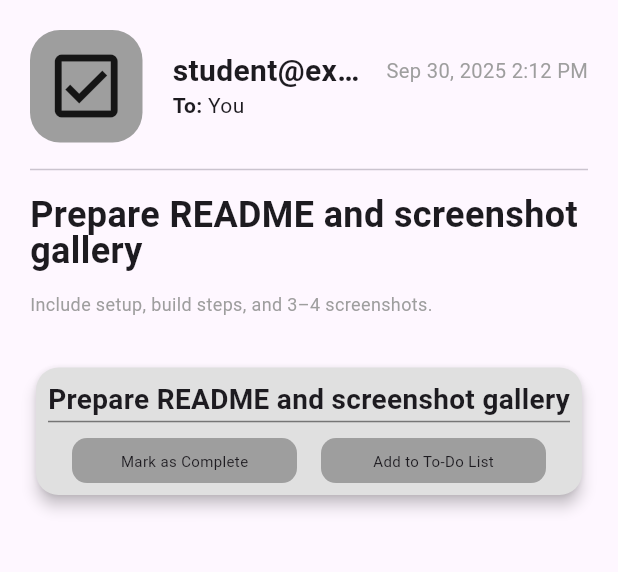
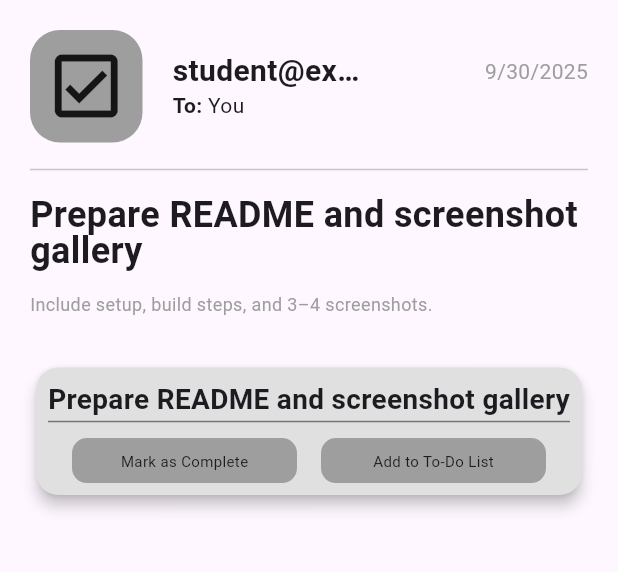
Before and after one commit to ChrisB203/mp2-assignment-2, a Flutter app: the screen it shows after launch, after a tap on "student@example.com", on a phone screen of 412 x 824 dp, the part 84-656 px from its top. Run offline on Flutter 3.47's test engine with Material 3 defaults, Android fonts, the phone set to English and light mode, and no system bars.

Commit message:
Clean Up
Cleaning up code before final commit

```diff
--- a/mp2_assignment/lib/view_models/event_view_model.dart
+++ b/mp2_assignment/lib/view_models/event_view_model.dart
@@ -3,7 +3,7 @@ import 'package:mp2_assignment/models/event.dart';
 
 class EventViewModel {
   final EventModel event;
-  static final DateFormat _format = DateFormat('MMM d, yyyy h:mm a');
+  static final DateFormat _format = DateFormat('M/d/yyyy');
 
   EventViewModel({required this.event});
 
--- a/mp2_assignment/lib/view_models/memo_view_model.dart
+++ b/mp2_assignment/lib/view_models/memo_view_model.dart
@@ -3,7 +3,7 @@ import 'package:mp2_assignment/models/memo.dart';
 
 class MemoViewModel {
   final MemoModel memo;
-  static final DateFormat _format = DateFormat('MMM d, yyyy h:mm a');
+  static final DateFormat _format = DateFormat('M/d/yyyy');
 
   MemoViewModel({required this.memo});
 
--- a/mp2_assignment/lib/view_models/task_view_model.dart
+++ b/mp2_assignment/lib/view_models/task_view_model.dart
@@ -3,7 +3,7 @@ import 'package:mp2_assignment/models/task.dart';
 
 class TaskViewModel {
   final TaskModel task;
-  static final DateFormat _format = DateFormat('MMM d, yyyy h:mm a');
+  static final DateFormat _format = DateFormat('M/d/yyyy');
 
   TaskViewModel({required this.task});
 
--- a/mp2_assignment/lib/views/email_screens.dart
+++ b/mp2_assignment/lib/views/email_screens.dart
@@ -7,17 +7,21 @@ import 'package:mp2_assignment/widgets/email_icon.dart';
 class MemoScreen extends StatelessWidget {
   final MemoViewModel memo;
   const MemoScreen({super.key, required this.memo});
+
   @override
   Widget build(BuildContext context) {
+    final isPortrait = MediaQuery.of(context).orientation == Orientation.portrait;
+
     return Scaffold(
-      appBar: _inboxAppBar(context),
+      appBar: isPortrait ? _inboxAppBar(context) : null,
       body: SafeArea(
         child: SingleChildScrollView(
           child: Column(
             crossAxisAlignment: CrossAxisAlignment.start,
             children: [
+              const SizedBox(height: 0),
               Padding(
-                padding: EdgeInsets.fromLTRB(20, 20, 20, 0),
+                padding: const EdgeInsets.fromLTRB(20, 20, 20, 0),
                 child: Column(
                   crossAxisAlignment: CrossAxisAlignment.start,
                   children: [
@@ -31,7 +35,7 @@ class MemoScreen extends StatelessWidget {
                   ],
                 ),
               ),
-              SizedBox(height: 10),
+              const SizedBox(height: 10),
             ],
           ),
         ),
@@ -43,17 +47,21 @@ class MemoScreen extends StatelessWidget {
 class EventScreen extends StatelessWidget {
   final EventViewModel event;
   const EventScreen({super.key, required this.event});
+
   @override
   Widget build(BuildContext context) {
+    final isPortrait = MediaQuery.of(context).orientation == Orientation.portrait;
+
     return Scaffold(
-      appBar: _inboxAppBar(context),
+      appBar: isPortrait ? _inboxAppBar(context) : null,
       body: SafeArea(
         child: SingleChildScrollView(
           child: Column(
             crossAxisAlignment: CrossAxisAlignment.start,
             children: [
+              const SizedBox(height: 0),
               Padding(
-                padding: EdgeInsets.fromLTRB(20, 20, 20, 0),
+                padding: const EdgeInsets.fromLTRB(20, 20, 20, 0),
                 child: Column(
                   crossAxisAlignment: CrossAxisAlignment.start,
                   children: [
@@ -64,7 +72,7 @@ class EventScreen extends StatelessWidget {
                       description: event.description,
                       icon: Icons.calendar_today,
                     ),
-                    SizedBox(height: 30),
+                    const SizedBox(height: 30),
                     EventPrompt(
                       title: event.title,
                       date: event.startDateFormatted,
@@ -73,7 +81,7 @@ class EventScreen extends StatelessWidget {
                   ],
                 ),
               ),
-              SizedBox(height: 10),
+              const SizedBox(height: 10),
             ],
           ),
         ),
@@ -85,17 +93,21 @@ class EventScreen extends StatelessWidget {
 class TaskScreen extends StatelessWidget {
   final TaskViewModel task;
   const TaskScreen({super.key, required this.task});
+
   @override
   Widget build(BuildContext context) {
+    final isPortrait = MediaQuery.of(context).orientation == Orientation.portrait;
+
     return Scaffold(
-      appBar: _inboxAppBar(context),
+      appBar: isPortrait ? _inboxAppBar(context) : null,
       body: SafeArea(
         child: SingleChildScrollView(
           child: Column(
             crossAxisAlignment: CrossAxisAlignment.start,
             children: [
+              const SizedBox(height: 0),
               Padding(
-                padding: EdgeInsets.fromLTRB(20, 20, 20, 0),
+                padding: const EdgeInsets.fromLTRB(20, 20, 20, 0),
                 child: Column(
                   crossAxisAlignment: CrossAxisAlignment.start,
                   children: [
@@ -106,12 +118,12 @@ class TaskScreen extends StatelessWidget {
                       description: task.description,
                       icon: Icons.check_box_outlined,
                     ),
-                    SizedBox(height: 30),
+                    const SizedBox(height: 30),
                     TaskPrompt(title: task.title),
                   ],
                 ),
               ),
-              SizedBox(height: 10),
+              const SizedBox(height: 10),
             ],
           ),
         ),
@@ -142,16 +154,12 @@ class _EmailHeader extends StatelessWidget {
       children: [
         Row(
           children: [
-            //Icon Box
             EmailIcon(icon: icon),
-            //Quick Spacer
-            SizedBox(width: 20),
-
+            const SizedBox(width: 20),
             Expanded(
               child: Column(
                 crossAxisAlignment: CrossAxisAlignment.start,
                 children: [
-                  //Name Row
                   Row(
                     children: [
                       Expanded(
@@ -159,14 +167,14 @@ class _EmailHeader extends StatelessWidget {
                           name,
                           maxLines: 1,
                           overflow: TextOverflow.ellipsis,
-                          style: TextStyle(
+                          style: const TextStyle(
                             fontWeight: FontWeight.bold,
                             height: 1.25,
                             fontSize: 20,
                           ),
                         ),
                       ),
-                      SizedBox(width: 8),
+                      const SizedBox(width: 8),
                       Expanded(
                         child: Align(
                           alignment: Alignment.centerRight,
@@ -174,7 +182,7 @@ class _EmailHeader extends StatelessWidget {
                             fit: BoxFit.scaleDown,
                             child: Text(
                               date,
-                              style: TextStyle(
+                              style: const TextStyle(
                                 height: 1.25,
                                 color: Colors.grey,
                               ),
@@ -184,12 +192,9 @@ class _EmailHeader extends StatelessWidget {
                       ),
                     ],
                   ),
-                  Row(
+                  const Row(
                     children: [
-                      Text(
-                        'To:',
-                        style: TextStyle(fontWeight: FontWeight.bold),
-                      ),
+                      Text('To:', style: TextStyle(fontWeight: FontWeight.bold)),
                       Text(' You'),
                     ],
                   ),
@@ -198,20 +203,19 @@ class _EmailHeader extends StatelessWidget {
             ),
           ],
         ),
-
-        SizedBox(height: 10),
-        Divider(),
-        SizedBox(height: 10),
+        const SizedBox(height: 10),
+        const Divider(),
+        const SizedBox(height: 10),
         Text(
           header,
-          style: TextStyle(
+          style: const TextStyle(
             fontSize: 24,
             fontWeight: FontWeight.bold,
             height: 1,
           ),
         ),
-        SizedBox(height: 15),
-        Text(description, style: TextStyle(fontSize: 12, color: Colors.grey)),
+        const SizedBox(height: 15),
+        Text(description, style: const TextStyle(fontSize: 12, color: Colors.grey)),
       ],
     );
   }
@@ -239,35 +243,14 @@ class EventPrompt extends StatelessWidget {
         child: Column(
           crossAxisAlignment: CrossAxisAlignment.start,
           children: [
-            Text(
-              title,
-              style: TextStyle(fontWeight: FontWeight.bold, fontSize: 20),
-            ),
+            Text(title, style: const TextStyle(fontWeight: FontWeight.bold, fontSize: 20)),
             Divider(color: Colors.grey[600], thickness: 1, height: 2),
-            SizedBox(height: 5),
-            Row(
-              children: [
-                Text('Date: ', style: TextStyle(fontWeight: FontWeight.bold)),
-                Text(date),
-              ],
-            ),
-            SizedBox(height: 5),
-            Row(
-              children: [
-                Text('Time: ', style: TextStyle(fontWeight: FontWeight.bold)),
-                Text(time),
-              ],
-            ),
-            SizedBox(height: 5),
-            Row(
-              children: [
-                Text(
-                  'Repeats: ',
-                  style: TextStyle(fontWeight: FontWeight.bold),
-                ),
-                Text('Weekly'),
-              ],
-            ),
+            const SizedBox(height: 5),
+            Row(children: [const Text('Date: ', style: TextStyle(fontWeight: FontWeight.bold)), Text(date)]),
+            const SizedBox(height: 5),
+            Row(children: [const Text('Time: ', style: TextStyle(fontWeight: FontWeight.bold)), Text(time)]),
+            const SizedBox(height: 5),
+            const Row(children: [Text('Repeats: ', style: TextStyle(fontWeight: FontWeight.bold)), Text('Weekly')]),
           ],
         ),
       ),
@@ -292,19 +275,13 @@ class TaskPrompt extends StatelessWidget {
           children: [
             FittedBox(
               fit: BoxFit.scaleDown,
-              child: Text(
-                title,
-                style: const TextStyle(
-                  fontWeight: FontWeight.bold,
-                  fontSize: 20,
-                ),
-              ),
+              child: Text(title, style: const TextStyle(fontWeight: FontWeight.bold, fontSize: 20)),
             ),
             Divider(color: Colors.grey[600], thickness: 1, height: 2),
             const SizedBox(height: 10),
             Row(
               mainAxisAlignment: MainAxisAlignment.spaceEvenly,
-              children: [
+              children: const [
                 _CardButton(label: 'Mark as Complete'),
                 _CardButton(label: 'Add to To-Do List'),
               ],
```
